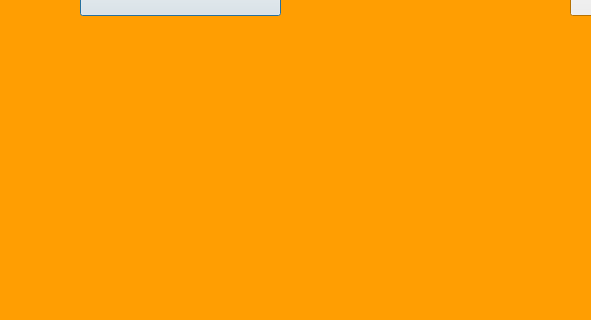
First picture: the form in source/Axolotl1.1/musicpage.ui, repository nickywongdong/wombat, before the edit; both pictures show x 0 to 591 and y 245 to 565 of the 1280 by 800 pixel window.
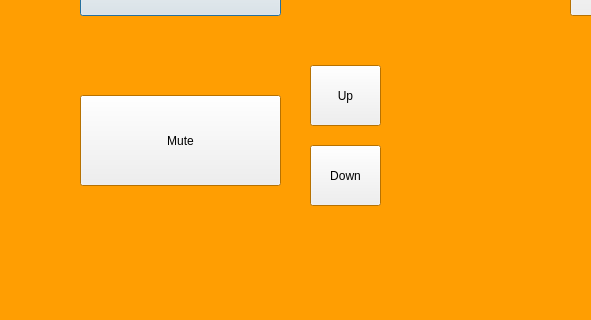
Second picture: the form after the edit.

```diff
--- a/source/Axolotl1.1/musicpage.ui
+++ b/source/Axolotl1.1/musicpage.ui
@@ -130,6 +130,19 @@
       <string>Aux</string>
      </property>
     </widget>
+    <widget class="QLabel" name="mediaLabel">
+     <property name="geometry">
+      <rect>
+       <x>30</x>
+       <y>440</y>
+       <width>121</width>
+       <height>51</height>
+      </rect>
+     </property>
+     <property name="text">
+      <string/>
+     </property>
+    </widget>
    </widget>
   </widget>
   <widget class="QLabel" name="fmLabel">
@@ -158,17 +171,43 @@
     <string/>
    </property>
   </widget>
-  <widget class="QLabel" name="mediaLabel">
+  <widget class="QPushButton" name="pushButton">
    <property name="geometry">
     <rect>
-     <x>216</x>
-     <y>336</y>
-     <width>121</width>
-     <height>51</height>
+     <x>80</x>
+     <y>340</y>
+     <width>201</width>
+     <height>91</height>
     </rect>
    </property>
    <property name="text">
-    <string/>
+    <string>Mute</string>
+   </property>
+  </widget>
+  <widget class="QPushButton" name="pushButton_5">
+   <property name="geometry">
+    <rect>
+     <x>310</x>
+     <y>390</y>
+     <width>71</width>
+     <height>61</height>
+    </rect>
+   </property>
+   <property name="text">
+    <string>Down</string>
+   </property>
+  </widget>
+  <widget class="QPushButton" name="pushButton_6">
+   <property name="geometry">
+    <rect>
+     <x>310</x>
+     <y>310</y>
+     <width>71</width>
+     <height>61</height>
+    </rect>
+   </property>
+   <property name="text">
+    <string>Up</string>
    </property>
   </widget>
  </widget>
```
